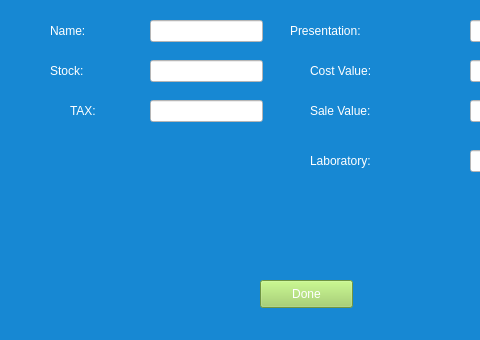
Qt form addprod.ui (Detectov/PharmacyProject) before a commit; both pictures show x 0 to 480 and y 140 to 480 of the 620 by 480 pixel window.
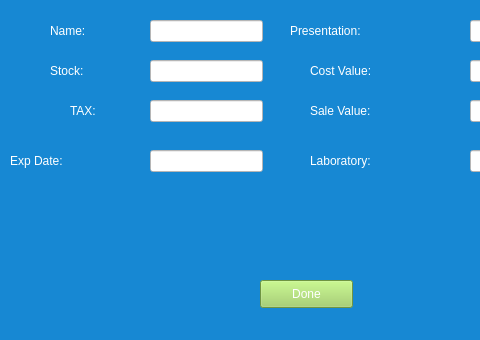
The same form after that commit.

Diff of the .ui file:
```diff
--- a/addprod.ui
+++ b/addprod.ui
@@ -278,6 +278,36 @@
     <string>Done</string>
    </property>
   </widget>
+  <widget class="QLineEdit" name="expdate">
+   <property name="geometry">
+    <rect>
+     <x>150</x>
+     <y>290</y>
+     <width>113</width>
+     <height>22</height>
+    </rect>
+   </property>
+   <property name="styleSheet">
+    <string notr="true">background-color: rgb(255, 255, 255);</string>
+   </property>
+  </widget>
+  <widget class="QLabel" name="label_11">
+   <property name="geometry">
+    <rect>
+     <x>10</x>
+     <y>280</y>
+     <width>131</width>
+     <height>41</height>
+    </rect>
+   </property>
+   <property name="styleSheet">
+    <string notr="true">color: rgb(255, 255, 255);
+font: 75 18pt &quot;Arial&quot;;</string>
+   </property>
+   <property name="text">
+    <string>Exp Date:</string>
+   </property>
+  </widget>
  </widget>
  <resources/>
  <connections/>
```
